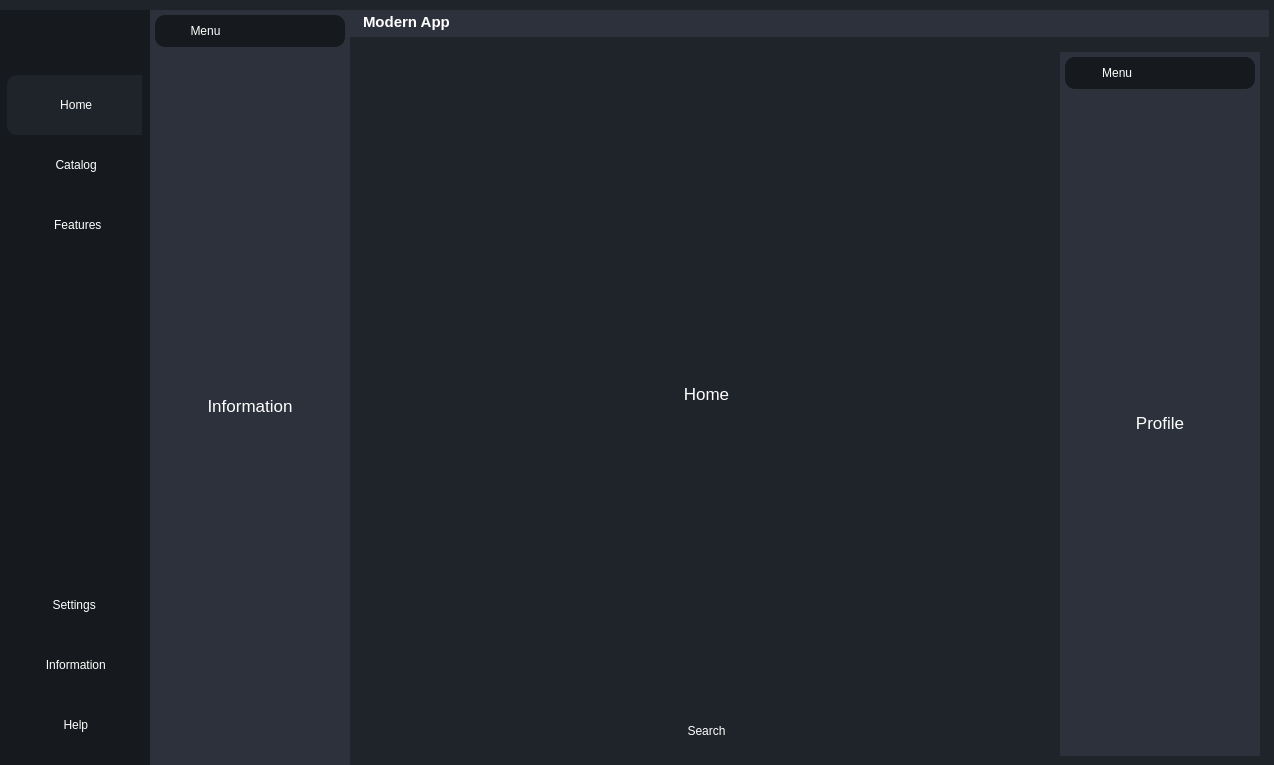
First picture: the form in mushrooms/mainwindow.ui, repository Svetlana-Y/YPPRPO, before the edit.
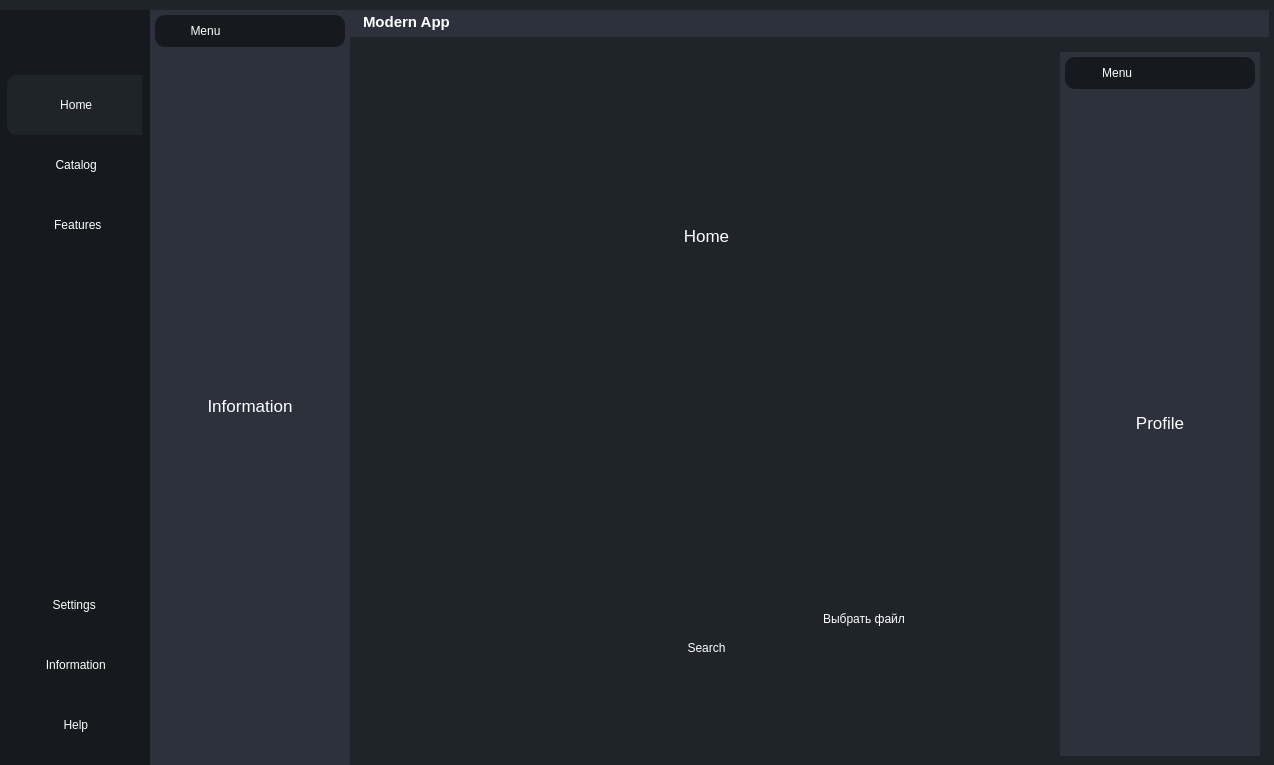
Second picture: the form after the edit. The open tabs and pages were chosen to show the change. Icons and pictures are not drawn.

Diff of the .ui file:
```diff
--- a/mushrooms/mainwindow.ui
+++ b/mushrooms/mainwindow.ui
@@ -7,7 +7,7 @@
     <x>0</x>
     <y>0</y>
     <width>1274</width>
-    <height>671</height>
+    <height>765</height>
    </rect>
   </property>
   <property name="windowTitle">
@@ -996,11 +996,60 @@
                    </property>
                   </widget>
                  </item>
-                 <item>
-                  <widget class="QPushButton" name="searchBtn">
-                   <property name="text">
-                    <string>Search</string>
-                   </property>
+                 <item alignment="Qt::AlignmentFlag::AlignBottom">
+                  <widget class="QWidget" name="widget_21" native="true">
+                   <layout class="QVBoxLayout" name="verticalLayout_36">
+                    <item>
+                     <widget class="QFrame" name="frame_10">
+                      <property name="frameShape">
+                       <enum>QFrame::Shape::StyledPanel</enum>
+                      </property>
+                      <property name="frameShadow">
+                       <enum>QFrame::Shadow::Raised</enum>
+                      </property>
+                      <layout class="QHBoxLayout" name="horizontalLayout_15">
+                       <item>
+                        <widget class="QLabel" name="label_11">
+                         <property name="text">
+                          <string> </string>
+                         </property>
+                        </widget>
+                       </item>
+                       <item>
+                        <widget class="QPushButton" name="pushButton_2">
+                         <property name="text">
+                          <string>Выбрать файл</string>
+                         </property>
+                        </widget>
+                       </item>
+                      </layout>
+                     </widget>
+                    </item>
+                    <item>
+                     <widget class="QPushButton" name="searchBtn">
+                      <property name="text">
+                       <string>Search</string>
+                      </property>
+                     </widget>
+                    </item>
+                    <item>
+                     <widget class="QScrollArea" name="scrollArea_2">
+                      <property name="widgetResizable">
+                       <bool>true</bool>
+                      </property>
+                      <widget class="QWidget" name="scrollAreaWidgetContents_2">
+                       <property name="geometry">
+                        <rect>
+                         <x>0</x>
+                         <y>0</y>
+                         <width>624</width>
+                         <height>73</height>
+                        </rect>
+                       </property>
+                      </widget>
+                     </widget>
+                    </item>
+                   </layout>
                   </widget>
                  </item>
                 </layout>
```
Left out of the diff: 174 changed lines with no effect on the pictures.
